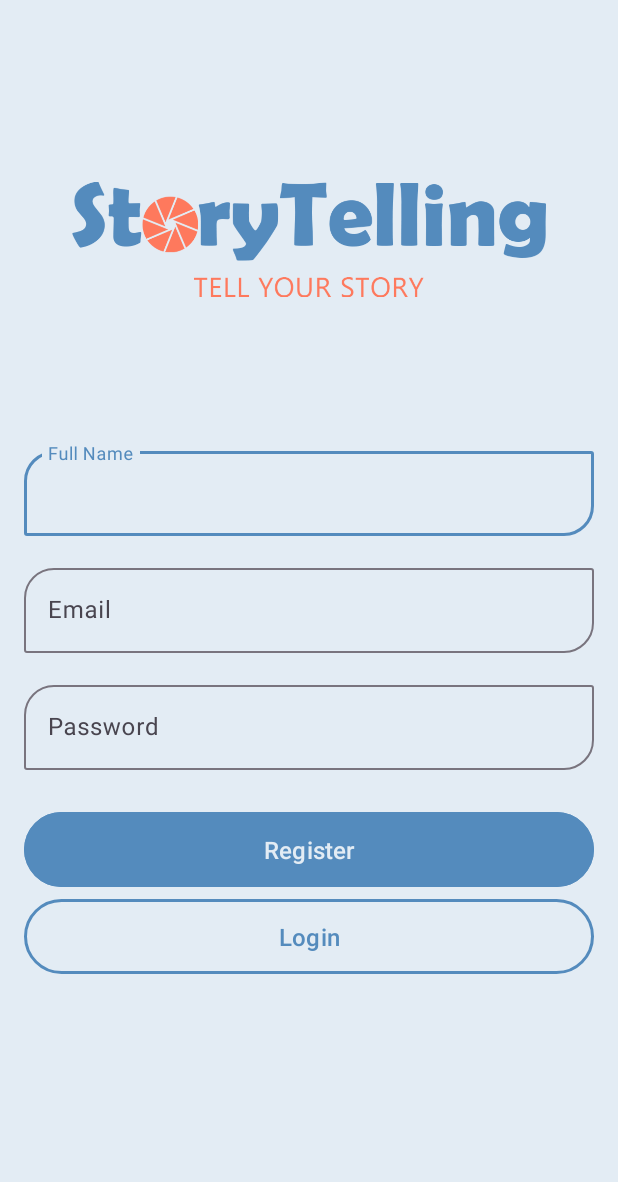
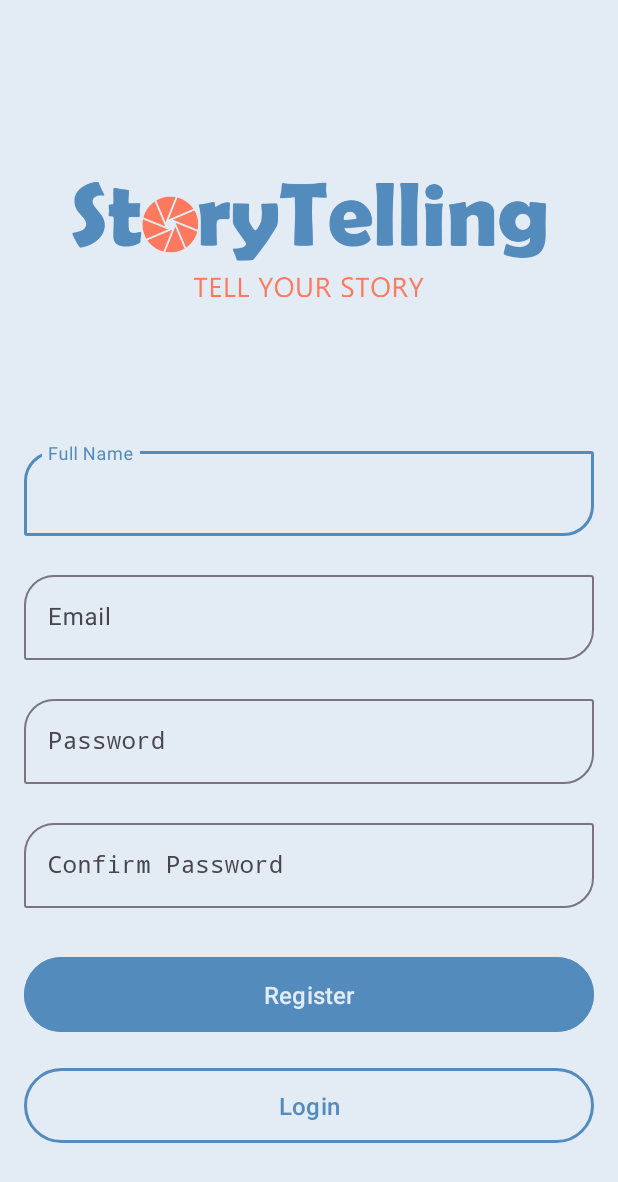
Before and after one commit to fauzan-radji/story-app, an Android app: the layout fragment_register.xml on its own in the app's theme, with its tools: preview values and no code run, on a phone screen of 412 x 824 dp. Shown: the top 1182 px of the screen. Run offline under Robolectric (Android 15) with nearby library versions, the phone set to English and light mode, and no system bars.

Commit message:
feat: custom PasswordEditText and EmailEditText

```diff
--- /dev/null
+++ b/app/src/main/java/com/fauzan/storytelling/components/EmailEditText.kt
@@ -0,0 +1,31 @@
+package com.fauzan.storytelling.components
+
+import com.fauzan.storytelling.R
+import com.google.android.material.textfield.TextInputEditText
+
+class EmailEditText : TextInputEditText {
+    constructor(context: android.content.Context) : super(context) {
+        init()
+    }
+    constructor(context: android.content.Context, attrs: android.util.AttributeSet) : super(context, attrs) {
+        init()
+    }
+    constructor(context: android.content.Context, attrs: android.util.AttributeSet, defStyleAttr: Int) : super(context, attrs, defStyleAttr) {
+        init()
+    }
+
+    private fun init() {
+        inputType = android.text.InputType.TYPE_CLASS_TEXT or android.text.InputType.TYPE_TEXT_VARIATION_EMAIL_ADDRESS
+
+        addTextChangedListener(object : android.text.TextWatcher {
+            override fun beforeTextChanged(s: CharSequence?, start: Int, count: Int, after: Int) { }
+            override fun onTextChanged(s: CharSequence?, start: Int, before: Int, count: Int) {
+                if (s.toString().isEmpty()) { return }
+                if (android.util.Patterns.EMAIL_ADDRESS.matcher(s.toString()).matches()) { return }
+
+                error = context.getString(R.string.email_is_invalid)
+            }
+            override fun afterTextChanged(s: android.text.Editable?) { }
+        })
+    }
+}
--- /dev/null
+++ b/app/src/main/java/com/fauzan/storytelling/components/PasswordEditText.kt
@@ -0,0 +1,34 @@
+package com.fauzan.storytelling.components
+
+import android.content.Context
+import android.text.TextWatcher
+import android.util.AttributeSet
+import com.fauzan.storytelling.R
+import com.google.android.material.textfield.TextInputEditText
+
+class PasswordEditText : TextInputEditText {
+    constructor(context: Context) : super(context) {
+        init()
+    }
+    constructor(context: Context, attrs: AttributeSet) : super(context, attrs) {
+        init()
+    }
+    constructor(context: Context, attrs: AttributeSet, defStyleAttr: Int) : super(context, attrs, defStyleAttr) {
+        init()
+    }
+
+    private fun init() {
+        inputType = android.text.InputType.TYPE_CLASS_TEXT or android.text.InputType.TYPE_TEXT_VARIATION_PASSWORD
+
+        addTextChangedListener(object : TextWatcher {
+            override fun beforeTextChanged(s: CharSequence?, start: Int, count: Int, after: Int) { }
+            override fun onTextChanged(s: CharSequence?, start: Int, before: Int, count: Int) {
+                if (s.toString().isEmpty()) { return }
+                if (s.toString().length >= 8) { return }
+
+                error = context.getString(R.string.password_must_be_at_least_8_characters)
+            }
+            override fun afterTextChanged(s: android.text.Editable?) { }
+        })
+    }
+}
--- a/app/src/main/res/layout/fragment_register.xml
+++ b/app/src/main/res/layout/fragment_register.xml
@@ -30,6 +30,7 @@
             android:layout_height="wrap_content"
             android:layout_marginTop="24dp"
             android:hint="@string/full_name"
+            app:errorEnabled="true"
             app:layout_constraintEnd_toEndOf="parent"
             app:layout_constraintStart_toStartOf="parent"
             app:layout_constraintTop_toBottomOf="@+id/iv_logo">
@@ -45,16 +46,16 @@
             style="@style/Input"
             android:layout_width="0dp"
             android:layout_height="wrap_content"
-            android:layout_marginTop="16dp"
+            android:layout_marginTop="0dp"
             android:hint="@string/email"
+            app:errorEnabled="true"
             app:layout_constraintEnd_toEndOf="parent"
             app:layout_constraintStart_toStartOf="parent"
             app:layout_constraintTop_toBottomOf="@+id/til_name">
 
-            <com.google.android.material.textfield.TextInputEditText
+            <com.fauzan.storytelling.components.EmailEditText
                 android:layout_width="match_parent"
-                android:layout_height="wrap_content"
-                android:inputType="textEmailAddress" />
+                android:layout_height="wrap_content" />
         </com.google.android.material.textfield.TextInputLayout>
 
         <com.google.android.material.textfield.TextInputLayout
@@ -62,16 +63,33 @@
             style="@style/Input"
             android:layout_width="0dp"
             android:layout_height="wrap_content"
-            android:layout_marginTop="16dp"
+            android:layout_marginTop="0dp"
             android:hint="@string/password"
+            app:errorEnabled="true"
             app:layout_constraintEnd_toEndOf="parent"
             app:layout_constraintStart_toStartOf="parent"
             app:layout_constraintTop_toBottomOf="@+id/til_email">
 
-            <com.google.android.material.textfield.TextInputEditText
+            <com.fauzan.storytelling.components.PasswordEditText
                 android:layout_width="match_parent"
-                android:layout_height="wrap_content"
-                android:inputType="textPassword" />
+                android:layout_height="wrap_content" />
+        </com.google.android.material.textfield.TextInputLayout>
+
+        <com.google.android.material.textfield.TextInputLayout
+            android:id="@+id/til_confirm_password"
+            style="@style/Input"
+            android:layout_width="0dp"
+            android:layout_height="wrap_content"
+            android:layout_marginTop="0dp"
+            android:hint="@string/confirm_password"
+            app:errorEnabled="true"
+            app:layout_constraintEnd_toEndOf="parent"
+            app:layout_constraintStart_toStartOf="parent"
+            app:layout_constraintTop_toBottomOf="@+id/til_password">
+
+            <com.fauzan.storytelling.components.PasswordEditText
+                android:layout_width="match_parent"
+                android:layout_height="wrap_content" />
         </com.google.android.material.textfield.TextInputLayout>
 
         <Button
@@ -79,18 +97,18 @@
             style="@style/Button"
             android:layout_width="0dp"
             android:layout_height="wrap_content"
-            android:layout_marginTop="24dp"
+            android:layout_marginTop="8dp"
             android:text="@string/register"
             app:layout_constraintEnd_toEndOf="parent"
             app:layout_constraintStart_toStartOf="parent"
-            app:layout_constraintTop_toBottomOf="@+id/til_password" />
+            app:layout_constraintTop_toBottomOf="@+id/til_confirm_password" />
 
         <Button
             android:id="@+id/btn_login"
             style="@style/Button.Outlined"
             android:layout_width="0dp"
             android:layout_height="wrap_content"
-            android:layout_marginBottom="16dp"
+            android:layout_marginTop="16dp"
             android:text="@string/login"
             app:layout_constraintEnd_toEndOf="parent"
             app:layout_constraintStart_toStartOf="parent"
--- a/app/src/main/res/values/strings.xml
+++ b/app/src/main/res/values/strings.xml
@@ -5,4 +5,7 @@
     <string name="login">Login</string>
     <string name="register">Register</string>
     <string name="full_name">Full Name</string>
+    <string name="confirm_password">Confirm Password</string>
+    <string name="password_must_be_at_least_8_characters">Password must be at least 8 characters</string>
+    <string name="email_is_invalid">Email is invalid</string>
 </resources>
```
Also changed, not shown: app/src/main/res/layout/fragment_login.xml (+9 -9 lines).
